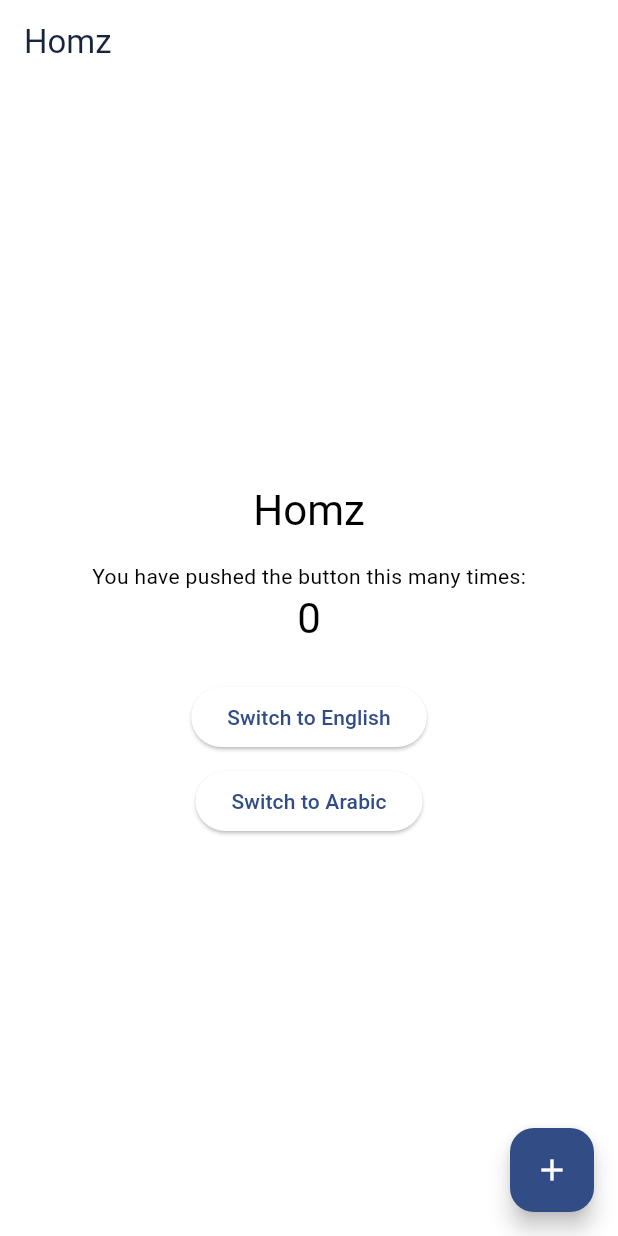
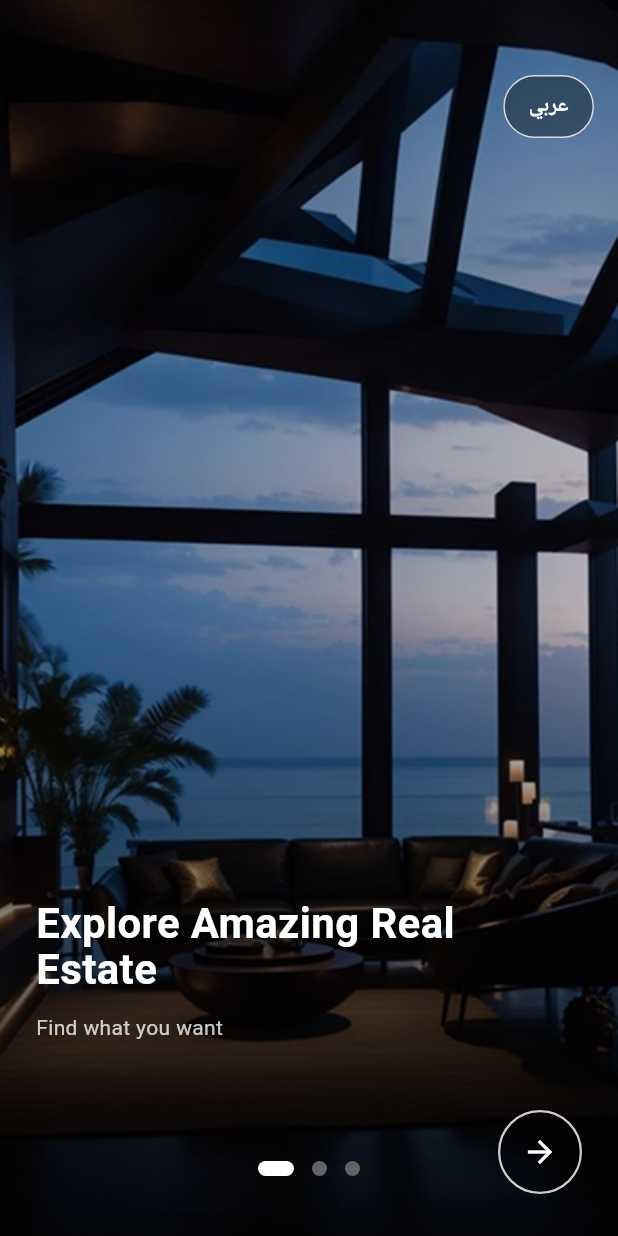
Before and after one commit to Anas3Ezz/Homz, a Flutter app: the screen it shows after launch, on a phone screen of 412 x 824 dp. Run offline on Flutter 3.47's test engine with Material 3 defaults, Android fonts, the phone set to English and light mode, and no system bars; our stand-ins replace easy_localization, gap.

Commit message:
finish onboarding screen

```diff
--- /dev/null
+++ b/lib/features/onboarding/onboarding_screen.dart
@@ -0,0 +1,121 @@
+import 'package:flutter/material.dart';
+import 'package:homz/core/theme/app_colors.dart';
+
+import 'presentation/widgets/language_toggle_button.dart';
+import 'presentation/widgets/onboarding_page.dart';
+
+class OnboardingScreen extends StatefulWidget {
+  const OnboardingScreen({super.key});
+
+  @override
+  State<OnboardingScreen> createState() => _OnboardingScreenState();
+}
+
+class _OnboardingScreenState extends State<OnboardingScreen> {
+  final PageController _pageController = PageController();
+  int _currentIndex = 0;
+
+  final List<_OnboardingPageData> _pages = const [
+    _OnboardingPageData(
+      imageAsset: 'assets/images/onboarding_1.png',
+      titleKey: 'onboarding_title_1',
+      subtitleKey: 'onboarding_subtitle_1',
+    ),
+    _OnboardingPageData(
+      imageAsset: 'assets/images/onboarding_2.png',
+      titleKey: 'onboarding_title_2',
+      subtitleKey: 'onboarding_subtitle_2',
+    ),
+    _OnboardingPageData(
+      imageAsset: 'assets/images/onboarding_3.png',
+      titleKey: 'onboarding_title_3',
+      subtitleKey: 'onboarding_subtitle_3',
+    ),
+  ];
+
+  @override
+  void dispose() {
+    _pageController.dispose();
+    super.dispose();
+  }
+
+  void _goToPage(int index) {
+    _pageController.animateToPage(
+      index,
+      duration: const Duration(milliseconds: 400),
+      curve: Curves.easeInOut,
+    );
+  }
+
+  void _onGetStarted() {
+    // TODO: Navigate to the app's first authenticated or main screen.
+  }
+
+  @override
+  Widget build(BuildContext context) {
+    return Scaffold(
+      body: Stack(
+        children: [
+          PageView.builder(
+            controller: _pageController,
+            itemCount: _pages.length,
+            onPageChanged: (index) {
+              setState(() {
+                _currentIndex = index;
+              });
+            },
+            itemBuilder: (context, index) {
+              return OnboardingPage(
+                imageAsset: _pages[index].imageAsset,
+                titleKey: _pages[index].titleKey,
+                subtitleKey: _pages[index].subtitleKey,
+                showNextButton: index < _pages.length - 1,
+                onNext: index < _pages.length - 1
+                    ? () => _goToPage(index + 1)
+                    : null,
+                showGetStartedButton: index == _pages.length - 1,
+                onGetStarted: index == _pages.length - 1 ? _onGetStarted : null,
+              );
+            },
+          ),
+          const Positioned(top: 50, right: 16, child: LanguageToggleButton()),
+          Positioned(
+            left: 0,
+            right: 0,
+            bottom: 40,
+            child: Row(
+              mainAxisAlignment: MainAxisAlignment.center,
+              children: List.generate(
+                _pages.length,
+                (index) => AnimatedContainer(
+                  duration: const Duration(milliseconds: 250),
+                  margin: const EdgeInsets.symmetric(horizontal: 6),
+                  width: _currentIndex == index ? 24 : 10,
+                  height: 10,
+                  decoration: BoxDecoration(
+                    color: _currentIndex == index
+                        ? AppColors.white
+                        : AppColors.gray,
+                    borderRadius: BorderRadius.circular(20),
+                  ),
+                ),
+              ),
+            ),
+          ),
+        ],
+      ),
+    );
+  }
+}
+
+class _OnboardingPageData {
+  final String imageAsset;
+  final String titleKey;
+  final String subtitleKey;
+
+  const _OnboardingPageData({
+    required this.imageAsset,
+    required this.titleKey,
+    required this.subtitleKey,
+  });
+}
--- /dev/null
+++ b/lib/features/onboarding/presentation/widgets/language_toggle_button.dart
@@ -0,0 +1,35 @@
+import 'package:easy_localization/easy_localization.dart';
+import 'package:flutter/material.dart';
+import 'package:homz/core/theme/app_colors.dart';
+
+class LanguageToggleButton extends StatelessWidget {
+  const LanguageToggleButton({super.key});
+
+  @override
+  Widget build(BuildContext context) {
+    final currentLocale = context.locale;
+    final bool isArabic = currentLocale.languageCode == 'ar';
+    final label = isArabic ? 'lang_toggle_en'.tr() : 'lang_toggle_ar'.tr();
+    final nextLocale = isArabic ? const Locale('en') : const Locale('ar');
+
+    return GestureDetector(
+      onTap: () => context.setLocale(nextLocale),
+      child: Container(
+        padding: const EdgeInsets.symmetric(horizontal: 16, vertical: 10),
+        decoration: BoxDecoration(
+          color: AppColors.black.withOpacity(0.35),
+          borderRadius: BorderRadius.circular(30),
+          border: Border.all(color: AppColors.white.withOpacity(0.8)),
+        ),
+        child: Text(
+          label,
+          style: const TextStyle(
+            color: AppColors.white,
+            fontSize: 14,
+            fontWeight: FontWeight.w600,
+          ),
+        ),
+      ),
+    );
+  }
+}
--- /dev/null
+++ b/lib/features/onboarding/presentation/widgets/onboarding_page.dart
@@ -0,0 +1,134 @@
+import 'package:easy_localization/easy_localization.dart';
+import 'package:flutter/material.dart';
+import 'package:gap/gap.dart';
+import 'package:homz/core/theme/app_colors.dart';
+
+class OnboardingPage extends StatelessWidget {
+  final String imageAsset;
+  final String titleKey;
+  final String subtitleKey;
+  final bool showNextButton;
+  final VoidCallback? onNext;
+  final bool showGetStartedButton;
+  final VoidCallback? onGetStarted;
+
+  const OnboardingPage({
+    super.key,
+    required this.imageAsset,
+    required this.titleKey,
+    required this.subtitleKey,
+    this.showNextButton = false,
+    this.onNext,
+    this.showGetStartedButton = false,
+    this.onGetStarted,
+  });
+
+  @override
+  Widget build(BuildContext context) {
+    return Stack(
+      children: [
+        Positioned.fill(
+          child: Container(
+            decoration: BoxDecoration(
+              image: DecorationImage(
+                image: AssetImage(imageAsset),
+                fit: BoxFit.cover,
+                alignment: Alignment.center,
+              ),
+            ),
+          ),
+        ),
+        Positioned.fill(
+          child: Container(
+            decoration: BoxDecoration(
+              gradient: LinearGradient(
+                begin: Alignment.topCenter,
+                end: Alignment.bottomCenter,
+                colors: [Colors.transparent, AppColors.black.withOpacity(0.8)],
+                stops: const [0.5, 1.0],
+              ),
+            ),
+          ),
+        ),
+        Positioned.fill(
+          child: SafeArea(
+            child: Padding(
+              padding: const EdgeInsets.symmetric(horizontal: 24, vertical: 28),
+              child: Column(
+                mainAxisAlignment: MainAxisAlignment.end,
+                crossAxisAlignment: CrossAxisAlignment.start,
+                children: [
+                  Text(
+                    titleKey.tr(),
+                    style: const TextStyle(
+                      color: AppColors.white,
+                      fontSize: 28,
+                      fontWeight: FontWeight.bold,
+                      height: 1.1,
+                    ),
+                  ),
+                  const SizedBox(height: 12),
+                  Text(
+                    subtitleKey.tr(),
+                    style: TextStyle(
+                      color: AppColors.white.withOpacity(0.78),
+                      fontSize: 14,
+                      height: 1.6,
+                    ),
+                  ),
+                  const SizedBox(height: 28),
+                  if (showGetStartedButton)
+                    SizedBox(
+                      width: double.infinity,
+                      child: ElevatedButton(
+                        onPressed: onGetStarted,
+                        style: ElevatedButton.styleFrom(
+                          backgroundColor: AppColors.primaryLighter,
+                          padding: const EdgeInsets.symmetric(vertical: 16),
+                          shape: RoundedRectangleBorder(
+                            borderRadius: BorderRadius.circular(12),
+                          ),
+                        ),
+                        child: Text(
+                          'get_started'.tr(),
+                          style: const TextStyle(
+                            color: AppColors.white,
+                            fontSize: 16,
+                            fontWeight: FontWeight.w700,
+                          ),
+                        ),
+                      ),
+                    ),
+                  Gap(16),
+                  if (showNextButton)
+                    Align(
+                      alignment: Alignment.centerRight,
+                      child: GestureDetector(
+                        onTap: onNext,
+                        child: Container(
+                          width: 56,
+                          height: 56,
+                          decoration: BoxDecoration(
+                            shape: BoxShape.circle,
+                            border: Border.all(
+                              color: AppColors.white.withOpacity(0.8),
+                              width: 1.5,
+                            ),
+                            color: AppColors.black.withOpacity(0.25),
+                          ),
+                          child: const Icon(
+                            Icons.arrow_forward,
+                            color: AppColors.white,
+                          ),
+                        ),
+                      ),
+                    ),
+                ],
+              ),
+            ),
+          ),
+        ),
+      ],
+    );
+  }
+}
--- a/lib/main.dart
+++ b/lib/main.dart
@@ -1,8 +1,8 @@
 import 'package:easy_localization/easy_localization.dart';
 import 'package:flutter/material.dart';
+import 'package:homz/features/onboarding/onboarding_screen.dart';
 
 import 'core/theme/app_theme.dart';
-import 'core/utils/locale_utils.dart';
 
 Future<void> main() async {
   WidgetsFlutterBinding.ensureInitialized();
@@ -30,72 +30,13 @@ class MyApp extends StatelessWidget {
       supportedLocales: EasyLocalization.of(context)!.supportedLocales,
       locale: EasyLocalization.of(context)!.locale,
       theme: AppTheme.lightTheme,
-      home: const MyHomePage(),
+      home: const OnboardingScreen(),
     );
   }
 }
 
-class MyHomePage extends StatefulWidget {
-  const MyHomePage({super.key});
-
-  @override
-  State<MyHomePage> createState() => _MyHomePageState();
-}
-
-class _MyHomePageState extends State<MyHomePage> {
-  int _counter = 0;
-
-  void _incrementCounter() {
-    setState(() {
-      _counter++;
-    });
-  }
-
-  @override
-  Widget build(BuildContext context) {
-    return Scaffold(
-      appBar: AppBar(
-        backgroundColor: Theme.of(context).colorScheme.inversePrimary,
-        title: Text('app_name'.tr()),
-      ),
-      body: Center(
-        child: Column(
-          mainAxisAlignment: MainAxisAlignment.center,
-          children: [
-            Text(
-              'app_name'.tr(),
-              style: Theme.of(context).textTheme.headlineMedium,
-            ),
-            const SizedBox(height: 16),
-            const Text('You have pushed the button this many times:'),
-            Text(
-              '$_counter',
-              style: Theme.of(context).textTheme.headlineMedium,
-            ),
-            const SizedBox(height: 24),
-            ElevatedButton(
-              onPressed: () =>
-                  LocaleUtils.switchLanguage(context, LocaleUtils.english),
-              child: const Text('Switch to English'),
-            ),
-            const SizedBox(height: 8),
-            ElevatedButton(
-              onPressed: () =>
-                  LocaleUtils.switchLanguage(context, LocaleUtils.arabic),
-              child: const Text('Switch to Arabic'),
-            ),
-          ],
-        ),
-      ),
-      floatingActionButton: FloatingActionButton(
-        onPressed: _incrementCounter,
-        tooltip: 'Increment',
-        child: const Icon(Icons.add),
-      ),
-    );
-  }
-
-  //TODO, the theme of the app, the responsive Ui from the start,
-  // using gap package, and class AppColor for the app,
-  // the splash screen & the app icon
-}
+//ElevatedButton(
+            //   onPressed: () =>
+            //       LocaleUtils.switchLanguage(context, LocaleUtils.arabic),
+            //   child: const Text('Switch to Arabic'),
+            // ),
--- a/pubspec.yaml
+++ b/pubspec.yaml
@@ -35,12 +35,13 @@ dependencies:
   # Use with the CupertinoIcons class for iOS style icons.
   cupertino_icons: ^1.0.8
   easy_localization: ^3.0.8
-  flutter_native_splash: ^2.4.7
-  flutter_launcher_icons: ^0.14.4
+  gap: ^3.0.1
 
 dev_dependencies:
   flutter_test:
     sdk: flutter
+  flutter_native_splash: ^2.4.7
+  flutter_launcher_icons: ^0.14.4
 
   # The "flutter_lints" package below contains a set of recommended lints to
   # encourage good coding practices. The lint set provided by the package is
```
Also changed, not shown: assets/translations/ar.json (+10 -1 lines), assets/translations/en.json (+10 -1 lines), assets/images/onboarding_1.png (added), assets/images/onboarding_2.png (added), assets/images/onboarding_3.png (added), pubspec.lock.
